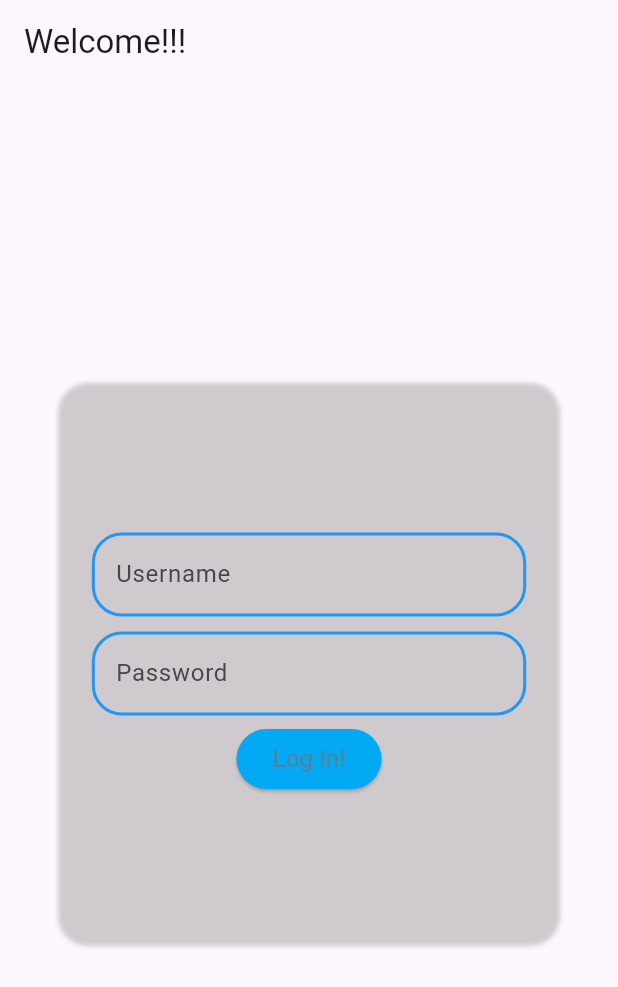
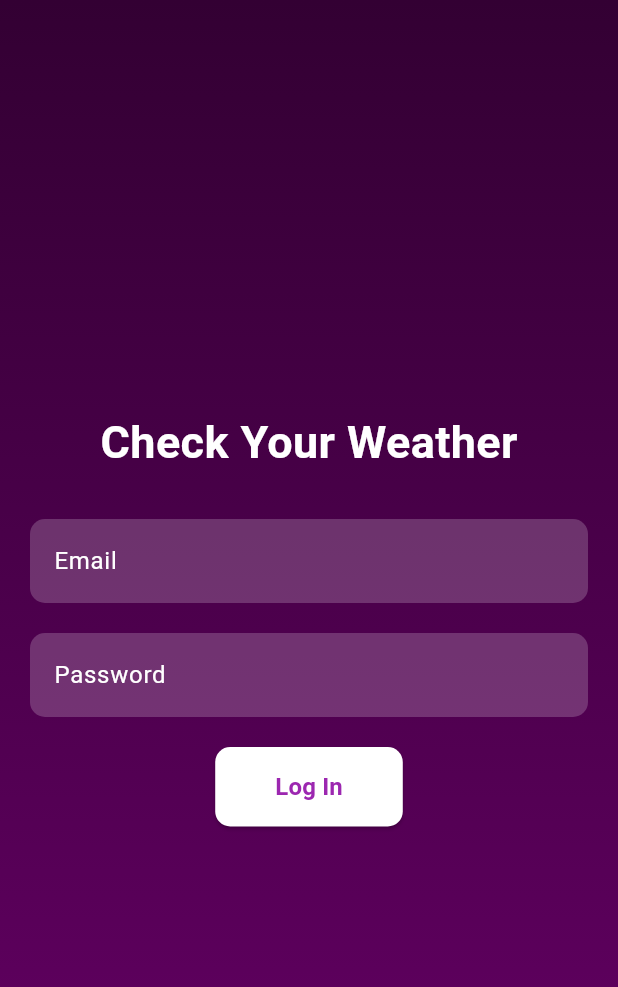
Before and after one commit to Shashank01-26/weather_firebase, a Flutter app: the screen it shows after launch, on a phone screen of 412 x 824 dp. Shown: the top 987 px of the screen. Run offline on Flutter 3.47's test engine with Material 3 defaults, Android fonts, the phone set to English and light mode, and no system bars; our stand-ins replace firebase_auth, firebase_core; accounts and stored records are empty.

Commit message:
UI changes

```diff
--- a/lib/login_page/login_page_widget.dart
+++ b/lib/login_page/login_page_widget.dart
@@ -1,12 +1,11 @@
+import 'package:flutter/material.dart';
 import 'package:firebase_auth/firebase_auth.dart';
-import 'package:flutter/material.dart';
-import 'package:fluttertoast/fluttertoast.dart';
 import 'package:weather_assignment/login_page/login_page_model.dart';
 import 'package:weather_assignment/screens/weather_screen.dart';
 import '../Utils/user_auth.dart';
 
 class LoginPage extends StatefulWidget {
-  const LoginPage({super.key});
+  const LoginPage({Key? key}) : super(key: key);
 
   @override
   State<LoginPage> createState() => _LoginPageState();
@@ -14,103 +13,21 @@ class LoginPage extends StatefulWidget {
 
 class _LoginPageState extends State<LoginPage> {
   late LoginPageModel _model;
-  final scaffoldKey = GlobalKey<ScaffoldState>();
+  final GlobalKey<ScaffoldState> scaffoldKey = GlobalKey<ScaffoldState>();
   bool _loading = false;
 
   @override
   void initState() {
+    super.initState();
     _model = LoginPageModel();
     _model.emailController ??= TextEditingController();
     _model.passwordController ??= TextEditingController();
-
-    WidgetsBinding.instance.addPostFrameCallback((_) => setState(() {}));
   }
 
   @override
   void dispose() {
     _model.dispose();
     super.dispose();
-  }
-
-  @override
-  Widget build(BuildContext context) {
-    return Scaffold(
-      appBar: buildAppBar(),
-      body: Center(
-        child: Container(
-          width: MediaQuery.of(context).size.width * 0.80,
-          height: MediaQuery.of(context).size.width * 0.90,
-          decoration: BoxDecoration(
-            borderRadius: BorderRadius.circular(20.0),
-            boxShadow: [
-              BoxShadow(
-                color: Colors.grey.withOpacity(0.5),
-                spreadRadius: 2,
-                blurRadius: 2,
-                offset: Offset(0, 3),
-              ),
-            ],
-          ),
-          child: Column(
-            mainAxisAlignment: MainAxisAlignment.center,
-            children: [
-              Padding(
-                padding: const EdgeInsets.symmetric(horizontal: 20.0, vertical: 5.0),
-                child: TextFormField(
-                  controller: _model.emailController,
-                  decoration: InputDecoration(
-                    labelText: "Username",
-                    hintText: "Username",
-                    enabledBorder: OutlineInputBorder(
-                      borderSide: BorderSide(color: Colors.blue, width: 2.0),
-                      borderRadius: BorderRadius.circular(20.0),
-                    ),
-                    focusedBorder: OutlineInputBorder(
-                      borderSide: BorderSide(color: Colors.blue, width: 2.0),
-                      borderRadius: BorderRadius.circular(20.0),
-                    ),
-                  ),
-                ),
-              ),
-              Padding(
-                padding: const EdgeInsets.symmetric(horizontal: 20.0, vertical: 5.0),
-                child: TextFormField(
-                  controller: _model.passwordController,
-                  obscureText: true,
-                  decoration: InputDecoration(
-                    labelText: "Password",
-                    hintText: "Password",
-                    enabledBorder: OutlineInputBorder(
-                      borderSide: BorderSide(color: Colors.blue, width: 2.0),
-                      borderRadius: BorderRadius.circular(20.0),
-                    ),
-                    focusedBorder: OutlineInputBorder(
-                      borderSide: BorderSide(color: Colors.blue, width: 2.0),
-                      borderRadius: BorderRadius.circular(20.0),
-                    ),
-                  ),
-                ),
-              ),
-              ElevatedButton(
-                onPressed: _loading ? null : () => _login(),
-                style: ElevatedButton.styleFrom(
-                  backgroundColor: Colors.lightBlue,
-                ),
-                child: Text(
-                  "Log In!",
-                  style: TextStyle(
-                    fontWeight: FontWeight.w400,
-                    fontSize: 16.0,
-                    color: Colors.blueGrey,
-                  ),
-                ),
-              ),
-              if (_loading) CircularProgressIndicator(), // Show loader if loading
-            ],
-          ),
-        ),
-      ),
-    );
   }
 
   Future<void> _login() async {
@@ -125,7 +42,7 @@ class _LoginPageState extends State<LoginPage> {
       );
       if (user != null) {
         Navigator.of(context).pushReplacement(MaterialPageRoute(
-          builder: (context) => WeatherScreen(),
+          builder: (context) => const WeatherScreen(),
         ));
       }
     } catch (e) {
@@ -133,7 +50,6 @@ class _LoginPageState extends State<LoginPage> {
       if (e is FirebaseAuthException) {
         if (e.code == 'user-not-found' || e.code == 'wrong-password') {
           errorMessage = 'Incorrect email or password. Please try again.';
-          Fluttertoast.showToast(msg: errorMessage); // Show toast message for wrong credentials
         } else {
           errorMessage = e.message ?? errorMessage;
         }
@@ -147,9 +63,95 @@ class _LoginPageState extends State<LoginPage> {
     }
   }
 
-  AppBar buildAppBar() {
-    return AppBar(
-      title: Text("Welcome!!!"),
+  @override
+  Widget build(BuildContext context) {
+    return Scaffold(
+      key: scaffoldKey,
+      body: Container(
+        decoration: const BoxDecoration(
+          gradient: LinearGradient(
+            begin: Alignment.topCenter,
+            end: Alignment.bottomCenter,
+            colors: [Color(0xFF330033), Color(0xFF660066)],
+          ),
+        ),
+        child: Center(
+          child: SingleChildScrollView(
+            child: Column(
+              mainAxisAlignment: MainAxisAlignment.center,
+              children: [
+                const Text(
+                  "Check Your Weather",
+                  style: TextStyle(
+                    color: Colors.white,
+                    fontSize: 30,
+                    fontWeight: FontWeight.bold,
+                  ),
+                ),
+                const SizedBox(height: 30),
+                Container(
+                  padding: const EdgeInsets.symmetric(horizontal: 20),
+                  child: Column(
+                    children: [
+                      TextField(
+                        controller: _model.emailController,
+                        decoration: InputDecoration(
+                          filled: true,
+                          fillColor: Colors.white.withOpacity(0.2),
+                          labelText: 'Email',
+                          labelStyle: const TextStyle(color: Colors.white),
+                          border: OutlineInputBorder(
+                            borderRadius: BorderRadius.circular(10),
+                            borderSide: BorderSide.none,
+                          ),
+                        ),
+                        style: const TextStyle(color: Colors.white),
+                      ),
+                      const SizedBox(height: 20),
+                      TextField(
+                        controller: _model.passwordController,
+                        obscureText: true,
+                        decoration: InputDecoration(
+                          filled: true,
+                          fillColor: Colors.white.withOpacity(0.2),
+                          labelText: 'Password',
+                          labelStyle: const TextStyle(color: Colors.white),
+                          border: OutlineInputBorder(
+                            borderRadius: BorderRadius.circular(10),
+                            borderSide: BorderSide.none,
+                          ),
+                        ),
+                        style: const TextStyle(color: Colors.white),
+                      ),
+                      const SizedBox(height: 20),
+                      ElevatedButton(
+                        onPressed: _loading ? null : _login,
+                        style: ElevatedButton.styleFrom(
+                          primary: Colors.white,
+                          padding: const EdgeInsets.symmetric(horizontal: 40, vertical: 15),
+                          shape: RoundedRectangleBorder(
+                            borderRadius: BorderRadius.circular(10),
+                          ),
+                        ),
+                        child: _loading
+                            ? const CircularProgressIndicator(color: Colors.purple)
+                            : const Text(
+                          'Log In',
+                          style: TextStyle(
+                            color: Colors.purple,
+                            fontSize: 16,
+                            fontWeight: FontWeight.bold,
+                          ),
+                        ),
+                      ),
+                    ],
+                  ),
+                ),
+              ],
+            ),
+          ),
+        ),
+      ),
     );
   }
 }
```
Also changed, not shown: lib/assets/logo.jpg (added).
